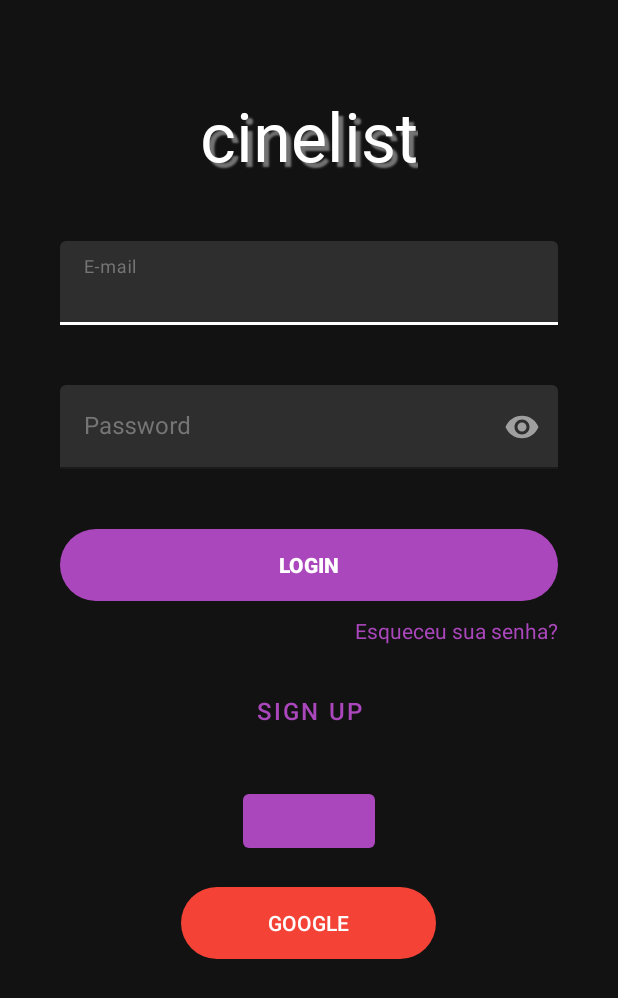
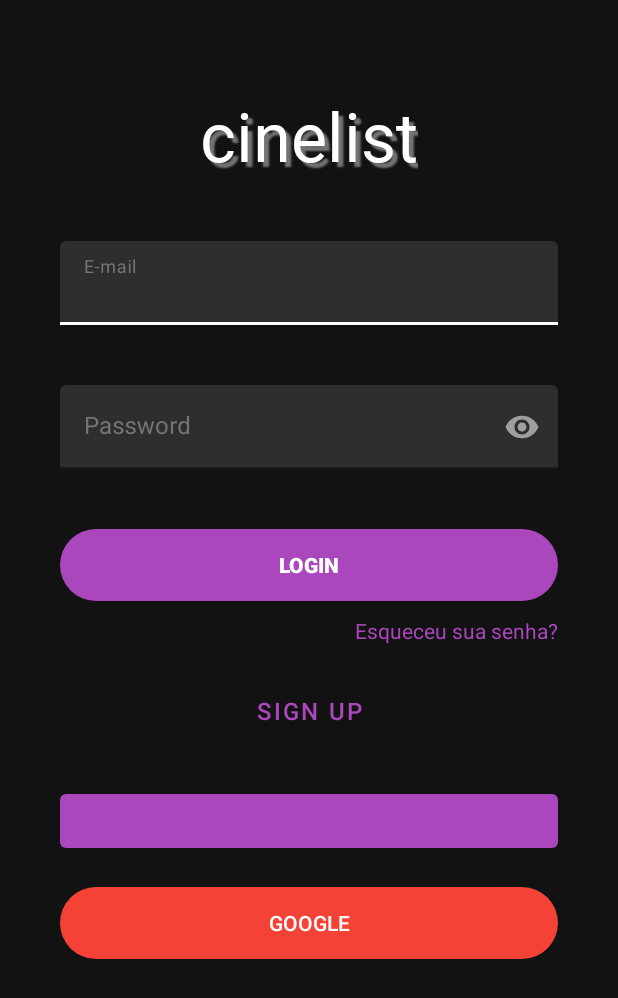
Before and after one commit to gabriel-camargo/dh_projeto_integrador, an Android app: the screen it shows after launch (LoginActivity), on a phone screen of 412 x 824 dp. Shown: the top 998 px of the screen. Run offline under Robolectric (Android 15) with nearby library versions, the phone set to English and light mode, and no system bars; our stand-ins replace Firebase (no records; nobody signed in at launch, a user with empty details on screens opened directly), Room's generated code; libraries missing offline, so code that uses them is left out: com.facebook, com.facebook.login; plain views replace LoginButton; Roboto replaces fonts that are not available here; 1 statement that could not run was skipped.

Commit message:
fix: login facebook

```diff
--- a/app/src/main/java/com/cgmdigitalhouse/cinelist/LoginActivity.kt
+++ b/app/src/main/java/com/cgmdigitalhouse/cinelist/LoginActivity.kt
@@ -37,6 +37,9 @@
     override fun onCreate(savedInstanceState: Bundle?) {
         super.onCreate(savedInstanceState)
         setContentView(R.layout.activity_login)
+
+        FirebaseAuth.getInstance().signOut()
+        LoginManager.getInstance().logOut()
 
         // Fonte DK
         val fontDK = ResourcesCompat.getFont(this, R.font.dk_butterfly_ball)
@@ -107,12 +110,14 @@
         val btnFacebook = findViewById<Button>(R.id.btn_facebook)
         btnFacebook.setOnClickListener {
 
-            LoginManager.getInstance().logInWithReadPermissions(this, listOf("email"))
+//            LoginManager.getInstance().logInWithReadPermissions(this, listOf("email"))
 
             LoginManager.getInstance().registerCallback(callbackManager,
                 object: FacebookCallback<LoginResult> {
                     override fun onSuccess(result: LoginResult?) {
+                        val i = 1
                         result?.let {
+
                             val token = it.accessToken
 
                             val credential = FacebookAuthProvider.getCredential(token.token)
--- a/app/src/main/res/layout/activity_login.xml
+++ b/app/src/main/res/layout/activity_login.xml
@@ -106,7 +106,7 @@
 
         <com.facebook.login.widget.LoginButton
             android:id="@+id/btn_facebook"
-            android:layout_width="wrap_content"
+            android:layout_width="match_parent"
             android:layout_height="wrap_content"
             android:layout_gravity="center_horizontal"
             android:layout_marginTop="10dp"
@@ -114,12 +114,11 @@
 
         <Button
             android:id="@+id/btn_google"
-            android:layout_width="170dp"
+            android:layout_width="match_parent"
             android:layout_height="wrap_content"
             android:layout_gravity="center_horizontal"
             android:layout_marginTop="10dp"
             android:layout_marginBottom="10dp"
-            android:layout_marginHorizontal="@dimen/dim_espacamento_10dp"
             android:gravity="center"
             android:text="@string/google"
             app:backgroundTint="@color/google"
```
Also changed, not shown: app/src/main/res/layout/activity_sign_up.xml (+17 -17 lines).
